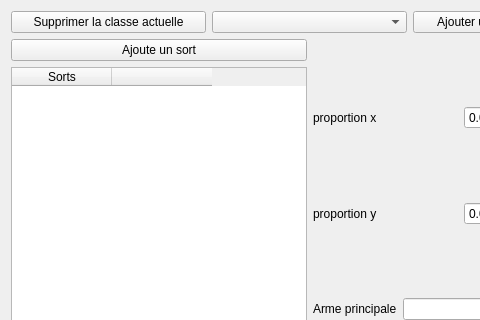
Before: the Qt Designer form mapEditor/additionalWindows/editclasses.ui in piochelepiotr/theGame, drawn with Qt 5; both pictures show x 0 to 480 and y 0 to 320 of the 619 by 522 pixel window.
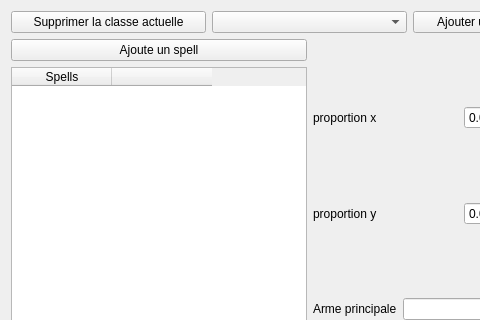
After: the same form once the commit is applied.

```diff
--- a/mapEditor/additionalWindows/editclasses.ui
+++ b/mapEditor/additionalWindows/editclasses.ui
@@ -42,7 +42,7 @@
        <item>
         <widget class="QPushButton" name="ajoute_sort">
          <property name="text">
-          <string>Ajoute un sort</string>
+          <string>Ajoute un spell</string>
          </property>
         </widget>
        </item>
@@ -50,7 +50,7 @@
         <widget class="QTableWidget" name="tab_sorts">
          <column>
           <property name="text">
-           <string>Sorts</string>
+           <string>Spells</string>
           </property>
          </column>
          <column>
```
Left out of the diff: 4 changed lines with no effect on the pictures.
